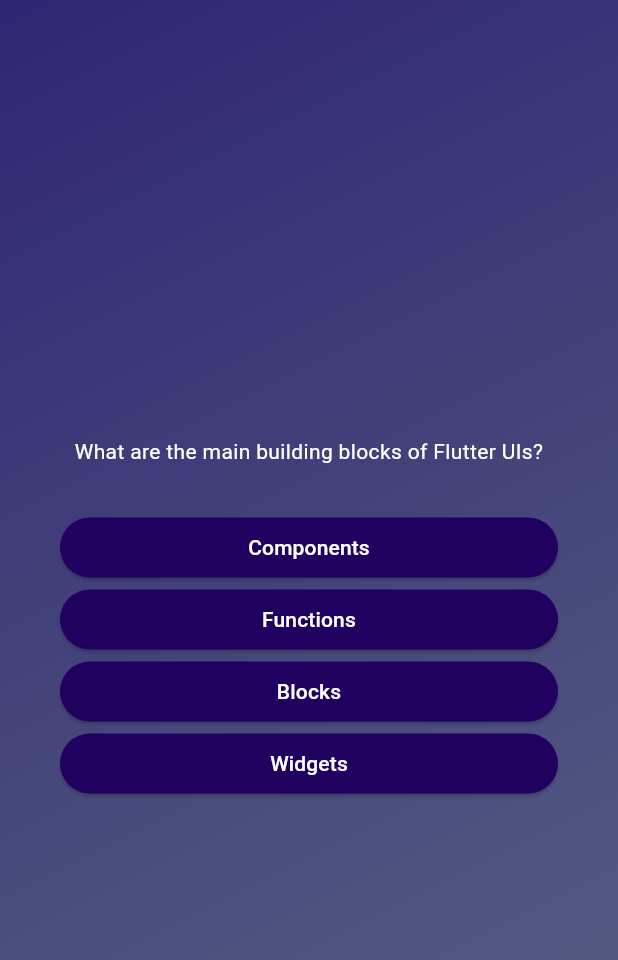
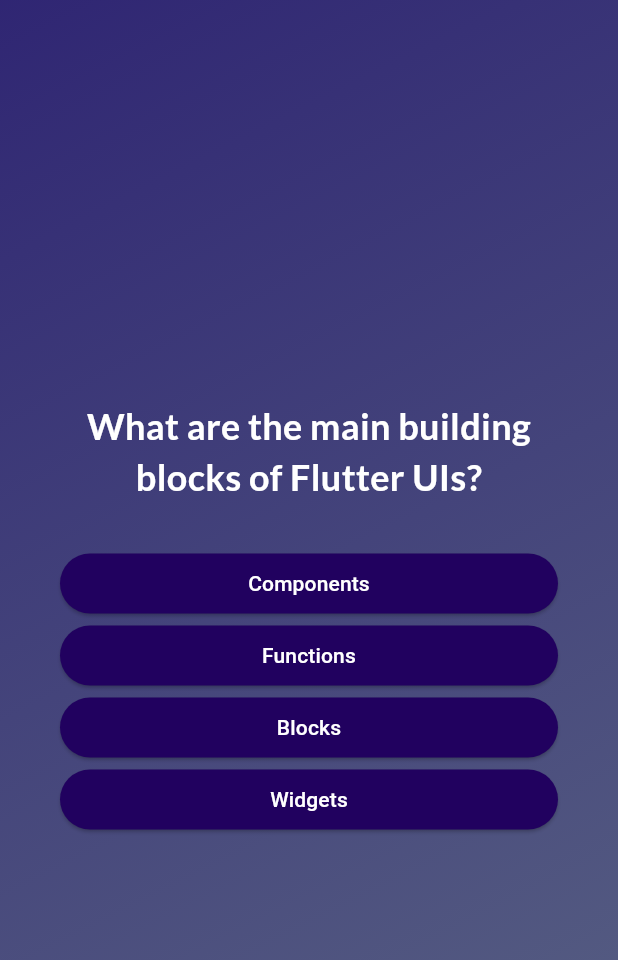
Before and after one commit to muinmundzir/quiz-app, a Flutter app: the screen it shows after launch, after a tap on "Start Quiz", on a phone screen of 412 x 824 dp. Shown: the top 960 px of the screen. Run offline on Flutter 3.47's test engine with Material 3 defaults, Android fonts, the phone set to English and light mode, and no system bars; our stand-ins replace google_fonts.

Commit message:
feat: save selected answer

```diff
--- a/lib/questions_screen.dart
+++ b/lib/questions_screen.dart
@@ -1,9 +1,11 @@
 import 'package:flutter/material.dart';
+import 'package:google_fonts/google_fonts.dart';
 import 'package:quiz_app/answer_button.dart';
 import 'package:quiz_app/data/questions.dart';
 
 class QuestionsScreen extends StatefulWidget {
-  const QuestionsScreen({super.key});
+  const QuestionsScreen(this.onSelectAnswer, {super.key});
+  final void Function(String answer) onSelectAnswer;
 
   @override
   State<QuestionsScreen> createState() {
@@ -12,9 +14,18 @@ class QuestionsScreen extends StatefulWidget {
 }
 
 class _QuestionsScreenState extends State<QuestionsScreen> {
+  var currentQuestionIndex = 0;
+
+  void answerQuestion(String selectedAnswer) {
+    widget.onSelectAnswer(selectedAnswer);
+    setState(() {
+      currentQuestionIndex++;
+    });
+  }
+
   @override
   Widget build(BuildContext context) {
-    final currentQuestion = questions[0];
+    final currentQuestion = questions[currentQuestionIndex];
 
     return SizedBox(
       width: double.infinity,
@@ -27,12 +38,17 @@ class _QuestionsScreenState extends State<QuestionsScreen> {
             Text(
               currentQuestion.text,
               textAlign: TextAlign.center,
-              style: const TextStyle(color: Colors.white),
+              style: GoogleFonts.lato(
+                  color: Colors.white,
+                  fontSize: 24,
+                  fontWeight: FontWeight.bold),
             ),
             const SizedBox(height: 30),
             ...currentQuestion.getShuffledAnswers().map(
               (answer) {
-                return AnswerButton(answer, () {});
+                return AnswerButton(answer, () {
+                  answerQuestion(answer);
+                });
               },
             ),
           ],
--- a/lib/quiz.dart
+++ b/lib/quiz.dart
@@ -1,4 +1,5 @@
 import 'package:flutter/material.dart';
+import 'package:quiz_app/data/questions.dart';
 import 'package:quiz_app/questions_screen.dart';
 import 'package:quiz_app/start_screen.dart';
 
@@ -13,6 +14,7 @@ class Quiz extends StatefulWidget {
 
 class _QuizState extends State<Quiz> {
   Widget? activeScreen;
+  List<String> selectedAnswers = [];
 
   @override
   void initState() {
@@ -22,8 +24,19 @@ class _QuizState extends State<Quiz> {
 
   void switchScreen() {
     setState(() {
-      activeScreen = const QuestionsScreen();
+      activeScreen = QuestionsScreen(chooseAnswer);
     });
+  }
+
+  void chooseAnswer(String answer) {
+    selectedAnswers.add(answer);
+
+    if (selectedAnswers.length == questions.length) {
+      setState(() {
+        selectedAnswers = [];
+        activeScreen = StartScreen(switchScreen);
+      });
+    }
   }
 
   @override
```
